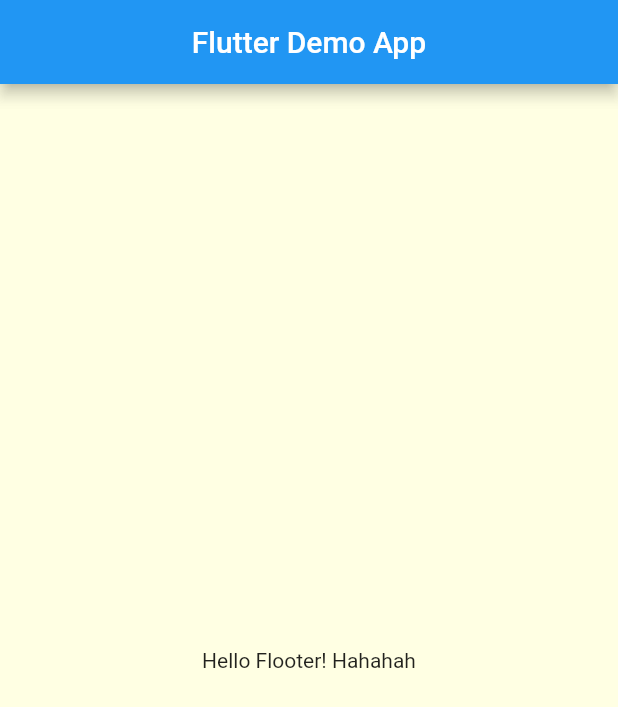
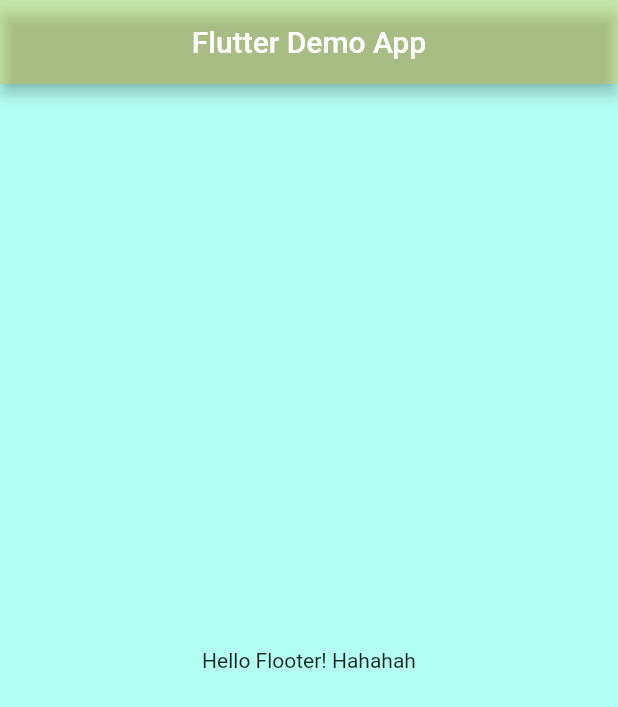
Before and after one commit to ronaldomendes/desenvolvimento_mobile, a Flutter app: the screen it shows after launch, on a phone screen of 412 x 824 dp. Shown: the top 707 px of the screen. Run offline on Flutter 3.47's test engine with Material 2 defaults, Android fonts, the phone set to English and light mode, and no system bars.

Commit message:
Adding bizarre colors

```diff
--- a/first_flutter_app/lib/main.dart
+++ b/first_flutter_app/lib/main.dart
@@ -10,8 +10,12 @@
     return MaterialApp(
         title: "First Flutter App",
         home: Scaffold(
-          backgroundColor: Color.fromRGBO(255, 255, 200, 0.5),
-          appBar: AppBar(title: Text("Flutter Demo App"), centerTitle: true),
+          backgroundColor: Color.fromRGBO(0, 255, 215, 0.3),
+          appBar: AppBar(
+            title: Text("Flutter Demo App"),
+            backgroundColor: Color.fromRGBO(255, 200, 25, 0.3),
+            centerTitle: true,
+          ),
           body: Center(child: Text("Hello Flooter! Hahahah")),
         ));
   }
```
